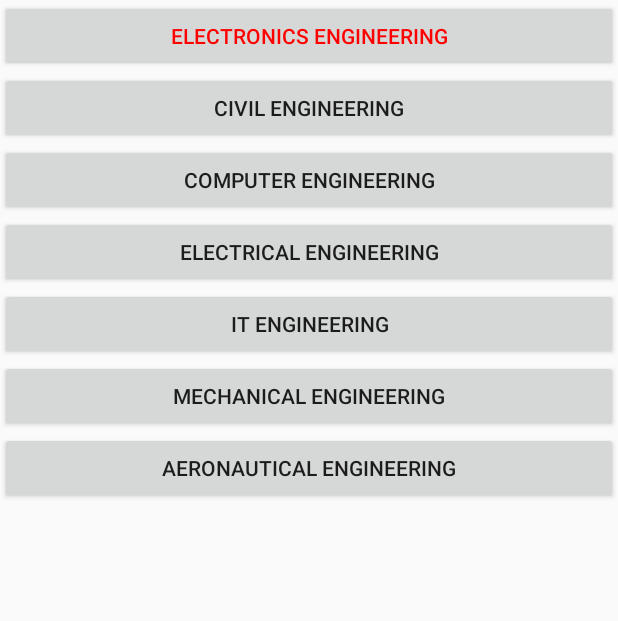
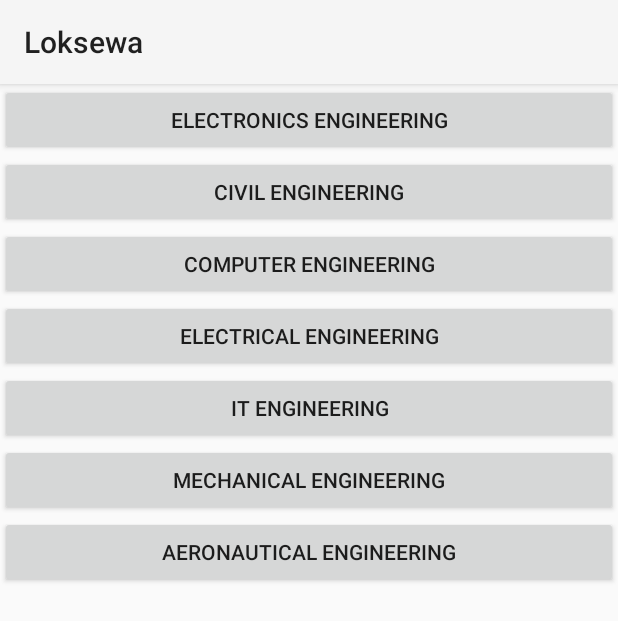
Before and after one commit to raj-oeses/LokSewa, an Android app: the screen it shows after launch (LoksewaSyllabus), after a tap on "Loksewa Syllabus", on a phone screen of 412 x 824 dp. Shown: the top 621 px of the screen. Run offline under Robolectric (Android 15) with nearby library versions, the phone set to English and light mode, and no system bars.

Commit message:
Button added with styles

```diff
--- a/app/src/main/res/layout/activity_aeronautical.xml
+++ b/app/src/main/res/layout/activity_aeronautical.xml
@@ -6,11 +6,13 @@
     android:orientation="vertical"
     tools:context=".Aeronautical">
     <Button
+        style="@style/custombutton"
         android:id="@+id/aerooe"
         android:layout_width="match_parent"
         android:layout_height="wrap_content"
         android:text="Operations Engineer" />
     <Button
+        style="@style/custombutton"
         android:id="@+id/aerosto"
         android:layout_width="match_parent"
         android:layout_height="wrap_content"
--- a/app/src/main/res/layout/activity_civil.xml
+++ b/app/src/main/res/layout/activity_civil.xml
@@ -9,21 +9,25 @@
     tools:context=".Civil">
 
     <Button
+        style="@style/custombutton"
         android:id="@+id/psc"
         android:layout_width="match_parent"
         android:layout_height="wrap_content"
         android:text="PSC" />
     <Button
+        style="@style/custombutton"
         android:id="@+id/ntc"
         android:layout_width="match_parent"
         android:layout_height="wrap_content"
         android:text="NTC" />
     <Button
+        style="@style/custombutton"
         android:id="@+id/adbl"
         android:layout_width="match_parent"
         android:layout_height="wrap_content"
         android:text="adbl" />
     <Button
+        style="@style/custombutton"
         android:id="@+id/nea"
         android:layout_width="match_parent"
         android:layout_height="wrap_content"
--- a/app/src/main/res/layout/activity_computer.xml
+++ b/app/src/main/res/layout/activity_computer.xml
@@ -7,11 +7,13 @@
     android:orientation="vertical"
     tools:context=".Computer">
     <Button
+        style="@style/custombutton"
         android:id="@+id/compntc"
         android:layout_width="match_parent"
         android:layout_height="wrap_content"
         android:text="NTC" />
     <Button
+        style="@style/custombutton"
         android:id="@+id/comppsc"
         android:layout_width="match_parent"
         android:layout_height="wrap_content"
--- a/app/src/main/res/layout/activity_electrical.xml
+++ b/app/src/main/res/layout/activity_electrical.xml
@@ -7,11 +7,13 @@
     android:orientation="vertical"
     tools:context=".Electrical">
     <Button
+        style="@style/custombutton"
         android:id="@+id/electricalnea"
         android:layout_width="match_parent"
         android:layout_height="wrap_content"
         android:text="NEA" />
     <Button
+        style="@style/custombutton"
         android:id="@+id/electricalntc"
         android:layout_width="match_parent"
         android:layout_height="wrap_content"
--- a/app/src/main/res/layout/activity_i_t.xml
+++ b/app/src/main/res/layout/activity_i_t.xml
@@ -7,16 +7,19 @@
     android:orientation="vertical"
     tools:context=".IT">
     <Button
+        style="@style/custombutton"
         android:id="@+id/itrbb"
         android:layout_width="match_parent"
         android:layout_height="wrap_content"
         android:text="RBB" />
     <Button
+        style="@style/custombutton"
         android:id="@+id/itnrb"
         android:layout_width="match_parent"
         android:layout_height="wrap_content"
         android:text="nrb" />
     <Button
+        style="@style/custombutton"
         android:id="@+id/itnbl"
         android:layout_width="match_parent"
         android:layout_height="wrap_content"
--- a/app/src/main/res/layout/activity_loksewa_syllabus.xml
+++ b/app/src/main/res/layout/activity_loksewa_syllabus.xml
@@ -8,50 +8,52 @@
     tools:context=".LoksewaSyllabus">
 
     <Button
-        style="@style/buttonstyle"
+        style="@style/custombutton"
         android:id="@+id/electronicsengineering"
         android:layout_width="match_parent"
         android:layout_height="wrap_content"
         android:text="Electronics Engineering" />
 
     <Button
+        style="@style/custombutton"
         android:id="@+id/CivilEngineering"
         android:layout_width="match_parent"
         android:layout_height="wrap_content"
         android:text="Civil Engineering"
         />
     <Button
+        style="@style/custombutton"
         android:id="@+id/ComputerEngineering"
         android:layout_width="match_parent"
         android:layout_height="wrap_content"
         android:text="Computer Engineering"
         />
     <Button
+        style="@style/custombutton"
         android:id="@+id/ElectricalEngineering"
         android:layout_width="match_parent"
         android:layout_height="wrap_content"
         android:text="Electrical Engineering"
         />
     <Button
+        style="@style/custombutton"
         android:id="@+id/ITEngineering"
         android:layout_width="match_parent"
         android:layout_height="wrap_content"
         android:text="IT Engineering"
         />
     <Button
+        style="@style/custombutton"
         android:id="@+id/MechanicalEngineering"
         android:layout_width="match_parent"
         android:layout_height="wrap_content"
         android:text="Mechanical Engineering"
         />
     <Button
+        style="@style/custombutton"
         android:id="@+id/AeronauticalEngineering"
         android:layout_width="match_parent"
         android:layout_height="wrap_content"
         android:text="Aeronautical Engineering"
         />
-
-
-
-
 </LinearLayout>
--- a/app/src/main/res/layout/activity_mechanical.xml
+++ b/app/src/main/res/layout/activity_mechanical.xml
@@ -7,16 +7,19 @@
     android:orientation="vertical"
     tools:context=".Mechanical">
     <Button
+        style="@style/custombutton"
         android:id="@+id/mechpsc"
         android:layout_width="match_parent"
         android:layout_height="wrap_content"
         android:text="PSC" />
     <Button
+        style="@style/custombutton"
         android:id="@+id/mechairlines"
         android:layout_width="match_parent"
         android:layout_height="wrap_content"
         android:text="Airlines" />
     <Button
+        style="@style/custombutton"
         android:id="@+id/mechntc"
         android:layout_width="match_parent"
         android:layout_height="wrap_content"
--- a/app/src/main/res/values-v21/styles.xml
+++ /dev/null
@@ -1,9 +0,0 @@
-<?xml version="1.0" encoding="utf-8"?>
-<resources>
-
-    <style name="buttonstyle">
-        <item name="android:elevation">10dp</item>
-        <item name="android:textColor">#FF0000</item>
-
-    </style>
-</resources>
--- a/app/src/main/res/values/styles.xml
+++ /dev/null
@@ -1,15 +0,0 @@
-<resources>
-
-    <!-- Base application theme. -->
-    <style name="AppTheme" parent="Theme.AppCompat.Light.NoActionBar">
-        <!-- Customize your theme here. -->
-        <item name="colorPrimary">@color/colorPrimary</item>
-        <item name="colorPrimaryDark">@color/colorPrimaryDark</item>
-        <item name="colorAccent">@color/colorAccent</item>
-    </style>
-
-
-
-
-
-</resources>
```
